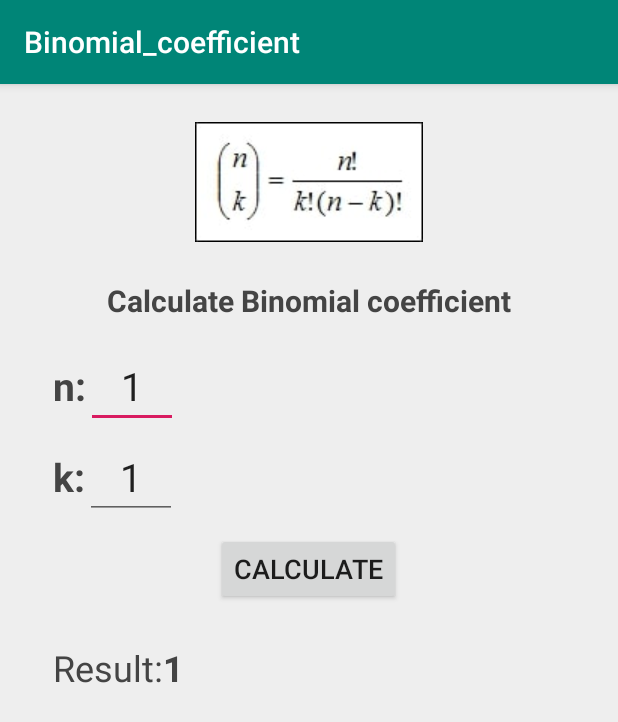
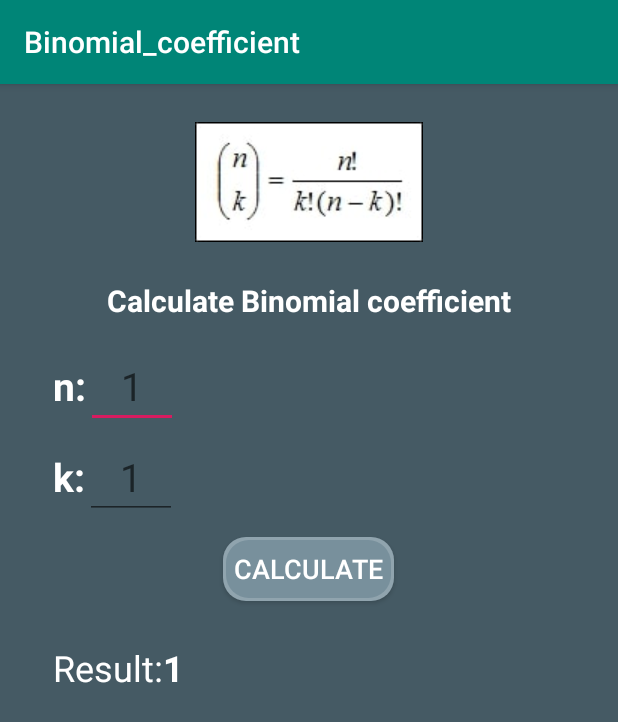
Before and after one commit to triskelion16/Binomial_coefficient, an Android app: the screen it shows after launch (MainActivity), on a phone screen of 412 x 824 dp. Shown: the top 722 px of the screen. Run offline under Robolectric (Android 15) with nearby library versions, the light colour scheme and no system bars.

Commit message:
[add] Layout_ver2_my_button.xml

```diff
--- /dev/null
+++ b/app/src/main/res/drawable/my_button.xml
@@ -0,0 +1,27 @@
+<layer-list xmlns:android="http://schemas.android.com/apk/res/android">
+
+    <!-- Gray shadow. -->
+    <item
+        android:left="3dp"
+        android:right="3dp"
+        android:top="3dp"
+        android:bottom="3dp">
+        <shape>
+            <solid android:color="#90A4AE" />
+            <corners android:radius="15dp" />
+        </shape>
+    </item>
+
+    <!-- White foreground.  -->
+    <item
+        android:left="5dp"
+        android:right="5dp"
+        android:top="5dp"
+        android:bottom="5dp">
+        <shape>
+            <solid android:color="#78909C" />
+            <corners android:radius="15dp" />
+        </shape>
+    </item>
+
+</layer-list>
--- a/app/src/main/res/layout/activity_main.xml
+++ b/app/src/main/res/layout/activity_main.xml
@@ -3,7 +3,7 @@
     xmlns:tools="http://schemas.android.com/tools"
     android:layout_width="match_parent"
     android:layout_height="match_parent"
-    android:background="#EEE"
+    android:background="#455A64"
     tools:context=".MainActivity">
 
     <ImageView
@@ -25,7 +25,7 @@
         android:layout_marginTop="25dp"
         android:text="@string/calculate_binomial_coefficient"
         android:textSize="20sp"
-        android:textColor="#444"
+        android:textColor="#FFF"
         android:textStyle="bold"/>
 
     <TextView
@@ -37,7 +37,7 @@
         android:layout_marginStart="35dp"
         android:text="@string/n"
         android:textSize="26sp"
-        android:textColor="#444"
+        android:textColor="#FFF"
         android:textStyle="bold"/>
 
     <EditText
@@ -51,8 +51,9 @@
         android:ems="2"
         android:inputType="number"
         android:maxLength="2"
-        android:text="@string/_1"
+        android:hint="@string/_1_1"
         android:textSize="26sp"
+        android:textColor="#FFF"
         android:importantForAutofill="no"/>
 
     <TextView
@@ -64,7 +65,7 @@
         android:layout_marginStart="35dp"
         android:text="@string/k"
         android:textSize="26sp"
-        android:textColor="#444"
+        android:textColor="#FFF"
         android:textStyle="bold"/>
 
     <EditText
@@ -78,8 +79,9 @@
         android:ems="2"
         android:inputType="number"
         android:maxLength="2"
-        android:text="@string/_1"
+        android:hint="@string/_1_2"
         android:textSize="26sp"
+        android:textColor="#FFF"
         android:importantForAutofill="no"/>
 
     <Button
@@ -89,7 +91,10 @@
         android:layout_below="@id/kTextView"
         android:layout_marginTop="20dp"
         android:layout_centerHorizontal="true"
+        android:padding="10dp"
+        android:background="@drawable/my_button"
         android:text="@string/calculate"
+        android:textColor="#FFF"
         android:textSize="18sp"/>
 
     <TextView
@@ -101,7 +106,7 @@
         android:layout_marginStart="35dp"
         android:text="@string/result"
         android:textSize="24sp"
-        android:textColor="#444"/>
+        android:textColor="#FFF"/>
 
     <TextView
         android:id="@+id/scoreTextView"
@@ -110,9 +115,9 @@
         android:layout_below="@id/calculateButton"
         android:layout_marginTop="25dp"
         android:layout_toEndOf="@id/resultTextView"
-        android:text="@string/_1"
+        android:text="@string/_1_3"
         android:textSize="24sp"
-        android:textColor="#444"
+        android:textColor="#FFF"
         android:textStyle="bold" />
 
 </RelativeLayout>
--- a/app/src/main/res/values/strings.xml
+++ b/app/src/main/res/values/strings.xml
@@ -3,10 +3,10 @@
     <string name="binomial_coefficient_symbol">Binomial coefficient symbol</string>
     <string name="calculate_binomial_coefficient">Calculate Binomial coefficient</string>
     <string name="n">n:</string>
-    <string name="_1">1</string>
+    <string name="_1_1">1</string>
     <string name="k">k:</string>
-    <string name="_1">1</string>
+    <string name="_1_2">1</string>
     <string name="calculate">Calculate</string>
-    <string name="result">Result:</string>
-    <string name="_1">1</string>
+    <string name="result">Result: </string>
+    <string name="_1_3">1</string>
 </resources>
```
